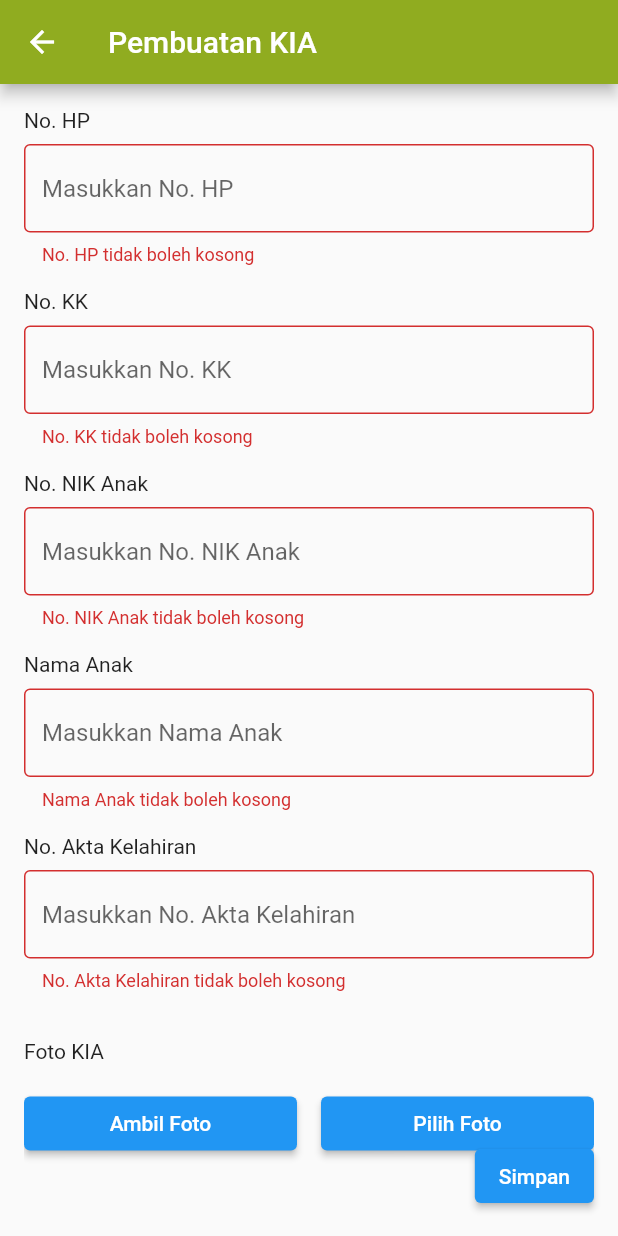
After one commit to MahessaGintara/DukcapilFlutterApp, a Flutter app: the PembuatanKIA screen opened directly, after a tap on "Simpan", on a phone screen of 412 x 824 dp. The commit adds this screen. Run offline on Flutter 3.47's test engine with Material 2 defaults, Android fonts, the light colour scheme and no system bars; our stand-ins replace font_awesome_flutter, image_picker.

Commit message:
add kia page

```diff
--- a/lib/view/home_page.dart
+++ b/lib/view/home_page.dart
@@ -110,7 +110,16 @@ class _HomeState extends State<Home> {
                               padding: const EdgeInsets.all(6),
                               margin: const EdgeInsets.all(4),
                               child: IconButton(
-                                onPressed: () {},
+                                onPressed: () {
+                                  Navigator.push(
+                                    context,
+                                    MaterialPageRoute(
+                                      builder: (context) {
+                                        return const KartuKeluargaPage();
+                                      },
+                                    ),
+                                  );
+                                },
                                 icon: const Icon(FontAwesomeIcons.children),
                               ),
                             ),
--- a/lib/view/kartu_keluarga.dart
+++ b/lib/view/kartu_keluarga.dart
@@ -28,7 +28,7 @@ class _KartuKeluargaPageState extends State<KartuKeluargaPage> {
     return Scaffold(
       appBar: AppBar(
         backgroundColor: const Color.fromARGB(255, 144, 172, 32),
-        title: const Text("Kartu Keluarga"),
+        title: const Text("Penambahan Anggota Kartu Keluarga"),
       ),
       body: Padding(
         padding: const EdgeInsets.all(16.0),
--- /dev/null
+++ b/lib/view/kia_page.dart
@@ -0,0 +1,328 @@
+import 'dart:io';
+
+import 'package:flutter/material.dart';
+import 'package:image_picker/image_picker.dart';
+
+class PembuatanKIA extends StatefulWidget {
+  const PembuatanKIA({super.key});
+
+  @override
+  State<PembuatanKIA> createState() => _PembuatanKIAState();
+}
+
+class _PembuatanKIAState extends State<PembuatanKIA> {
+  @override
+  Widget build(BuildContext context) {
+    Map<String, String> inputKIA = {
+      "noHP": "",
+      "noKK": "",
+      "noNIKAnak": "",
+      "namaAnak": "",
+      "noAktaKelahiran": ""
+    };
+    Map<String, File> fileInput = {
+      "fotoKIA": File(""),
+      "fotoAktaKelahiran": File(""),
+      "fotoAnak": File(""),
+    };
+    final _formKey = GlobalKey<FormState>();
+    return Scaffold(
+      appBar: AppBar(
+        backgroundColor: const Color.fromARGB(255, 144, 172, 32),
+        title: const Text("Pembuatan KIA"),
+      ),
+      body: Padding(
+        padding: const EdgeInsets.all(16.0),
+        child: Stack(
+          children: [
+            LayoutBuilder(
+              builder:
+                  (BuildContext context, BoxConstraints viewportconstraint) {
+                return SingleChildScrollView(
+                  child: Column(
+                    crossAxisAlignment: CrossAxisAlignment.start,
+                    children: [
+                      input(context, _formKey, inputKIA),
+                      const SizedBox(
+                        height: 16,
+                      ),
+                      const Text("Foto KIA"),
+                      const SizedBox(
+                        height: 16,
+                      ),
+                      Row(
+                        children: [
+                          Expanded(
+                            child: ElevatedButton(
+                              onPressed: () async {
+                                final image = await ImagePicker()
+                                    .pickImage(source: ImageSource.camera);
+                                setState(() {
+                                  fileInput["fotoKIA"] = File(image!.path);
+                                });
+                              },
+                              child: const Text("Ambil Foto"),
+                            ),
+                          ),
+                          const SizedBox(
+                            width: 16,
+                          ),
+                          Expanded(
+                            child: ElevatedButton(
+                              onPressed: () async {
+                                final image = await ImagePicker()
+                                    .pickImage(source: ImageSource.gallery);
+                                setState(() {
+                                  fileInput["fotoKIA"] = File(image!.path);
+                                });
+                              },
+                              child: const Text("Pilih Foto"),
+                            ),
+                          ),
+                        ],
+                      ),
+                      const SizedBox(
+                        height: 16,
+                      ),
+                      fileInput["fotoKIA"]?.path != ""
+                          ? Image.file(fileInput?["fotoKIA"] ?? File(""))
+                          : Container(),
+                      const SizedBox(
+                        height: 16,
+                      ),
+                      const Text("Foto Akta Kelahiran"),
+                      const SizedBox(
+                        height: 16,
+                      ),
+                      Row(
+                        children: [
+                          Expanded(
+                            child: ElevatedButton(
+                              onPressed: () async {
+                                final image = await ImagePicker()
+                                    .pickImage(source: ImageSource.camera);
+                                setState(() {
+                                  fileInput["fotoAktaKelahiran"] =
+                                      File(image!.path);
+                                });
+                              },
+                              child: const Text("Ambil Foto"),
+                            ),
+                          ),
+                          const SizedBox(
+                            width: 16,
+                          ),
+                          Expanded(
+                            child: ElevatedButton(
+                              onPressed: () async {
+                                final image = await ImagePicker()
+                                    .pickImage(source: ImageSource.gallery);
+                                setState(() {
+                                  fileInput["fotoAktaKelahiran"] =
+                                      File(image!.path);
+                                });
+                              },
+                              child: const Text("Pilih Foto"),
+                            ),
+                          ),
+                        ],
+                      ),
+                      const SizedBox(
+                        height: 16,
+                      ),
+                      fileInput["fotoAktaKelahiran"]?.path != ""
+                          ? Image.file(
+                              fileInput?["fotoAktaKelahiran"] ?? File(""))
+                          : Container(),
+                      const SizedBox(
+                        height: 16,
+                      ),
+                      const Text("Foto Anak"),
+                      const SizedBox(
+                        height: 16,
+                      ),
+                      Row(
+                        children: [
+                          Expanded(
+                            child: ElevatedButton(
+                              onPressed: () async {
+                                final image = await ImagePicker()
+                                    .pickImage(source: ImageSource.camera);
+                                setState(() {
+                                  fileInput["fotoAnak"] = File(image!.path);
+                                });
+                              },
+                              child: const Text("Ambil Foto"),
+                            ),
+                          ),
+                          const SizedBox(
+                            width: 16,
+                          ),
+                          Expanded(
+                            child: ElevatedButton(
+                              onPressed: () async {
+                                final image = await ImagePicker()
+                                    .pickImage(source: ImageSource.gallery);
+                                setState(() {
+                                  fileInput["fotoAnak"] = File(image!.path);
+                                });
+                              },
+                              child: const Text("Pilih Foto"),
+                            ),
+                          ),
+                        ],
+                      ),
+                      const SizedBox(
+                        height: 16,
+                      ),
+                      fileInput["fotoAnak"]?.path != ""
+                          ? Image.file(fileInput?["fotoAnak"] ?? File(""))
+                          : Container(),
+                    ],
+                  ),
+                );
+              },
+            ),
+            Positioned(
+              bottom: 0,
+              right: 0,
+              child: ElevatedButton(
+                onPressed: () {
+                  if (_formKey.currentState!.validate()) {
+                    _formKey.currentState!.save();
+                  }
+                },
+                child: const Text("Simpan"),
+              ),
+            ),
+          ],
+        ),
+      ),
+    );
+  }
+}
+
+Widget input(BuildContext context, GlobalKey<FormState> formKey,
+    Map<String, String> inputKIA) {
+  return Form(
+    key: formKey,
+    child: Column(crossAxisAlignment: CrossAxisAlignment.start, children: [
+      const Text("No. HP"),
+      const SizedBox(
+        height: 8,
+      ),
+      TextFormField(
+        decoration: const InputDecoration(
+          border: OutlineInputBorder(),
+          hintText: "Masukkan No. HP",
+        ),
+        validator: (value) {
+          if (value == null || value.isEmpty) {
+            return "No. HP tidak boleh kosong";
+          }
+          return null;
+        },
+        onSaved: (value) {
+          inputKIA["noHP"] = value!;
+        },
+      ),
+      const SizedBox(
+        height: 16,
+      ),
+      const Text("No. KK"),
+      const SizedBox(
+        height: 8,
+      ),
+      TextFormField(
+        decoration: const InputDecoration(
+          border: OutlineInputBorder(),
+          hintText: "Masukkan No. KK",
+        ),
+        validator: (value) {
+          if (value == null || value.isEmpty) {
+            return "No. KK tidak boleh kosong";
+          }
+          if (value.length != 16) {
+            return "No. KK harus 16 digit";
+          }
+          return null;
+        },
+        onSaved: (value) {
+          inputKIA["noKK"] = value!;
+        },
+      ),
+      const SizedBox(
+        height: 16,
+      ),
+      const Text("No. NIK Anak"),
+      const SizedBox(
+        height: 8,
+      ),
+      TextFormField(
+        decoration: const InputDecoration(
+          border: OutlineInputBorder(),
+          hintText: "Masukkan No. NIK Anak",
+        ),
+        validator: (value) {
+          if (value == null || value.isEmpty) {
+            return "No. NIK Anak tidak boleh kosong";
+          }
+          if (value.length != 16) {
+            return "No. NIK Anak harus 16 digit";
+          }
+          return null;
+        },
+        onSaved: (value) {
+          inputKIA["noNIKAnak"] = value!;
+        },
+      ),
+      const SizedBox(
+        height: 16,
+      ),
+      const Text("Nama Anak"),
+      const SizedBox(
+        height: 8,
+      ),
+      TextFormField(
+        decoration: const InputDecoration(
+          border: OutlineInputBorder(),
+          hintText: "Masukkan Nama Anak",
+        ),
+        validator: (value) {
+          if (value == null || value.isEmpty) {
+            return "Nama Anak tidak boleh kosong";
+          }
+          return null;
+        },
+        onSaved: (value) {
+          inputKIA["namaAnak"] = value!;
+        },
+      ),
+      const SizedBox(
+        height: 16,
+      ),
+      const Text("No. Akta Kelahiran"),
+      const SizedBox(
+        height: 8,
+      ),
+      TextFormField(
+        decoration: const InputDecoration(
+          border: OutlineInputBorder(),
+          hintText: "Masukkan No. Akta Kelahiran",
+        ),
+        validator: (value) {
+          if (value == null || value.isEmpty) {
+            return "No. Akta Kelahiran tidak boleh kosong";
+          }
+          return null;
+        },
+        onSaved: (value) {
+          inputKIA["noAktaKelahiran"] = value!;
+        },
+      ),
+      const SizedBox(
+        height: 16,
+      ),
+    ]),
+  );
+}
```
